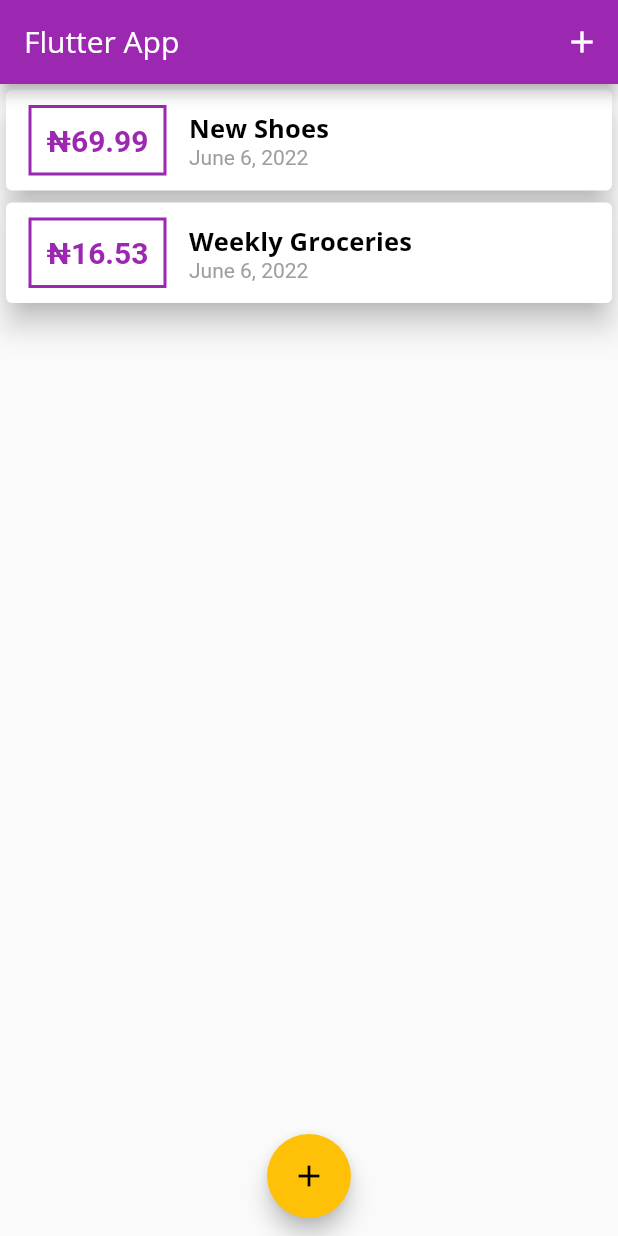
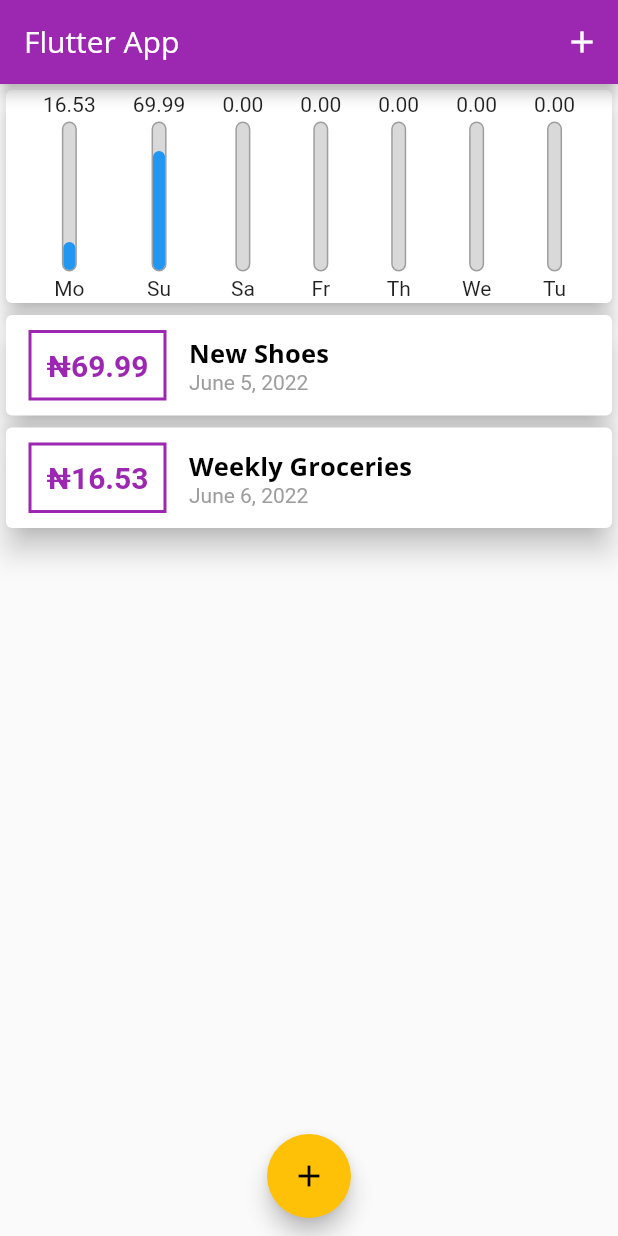
Before and after one commit to Cyph33r/myFinance, a Flutter app: the screen it shows after launch, on a phone screen of 412 x 824 dp. Run offline on Flutter 3.47's test engine with Material 2 defaults, Android fonts, the phone set to English and light mode, and no system bars; missing offline and left inert: dart:ffi.

Commit message:
created the spending chart according to the tutor's instructions

```diff
--- a/lib/main.dart
+++ b/lib/main.dart
@@ -31,7 +31,7 @@ class _MyAppState extends State<MyApp> {
               .subtitle2
               ?.copyWith(fontSize: 20, fontFamily: 'OpenSans'),
         ),
-        textTheme: ThemeData.dark().textTheme.copyWith(
+        textTheme: ThemeData.light().textTheme.copyWith(
               subtitle2: TextStyle(
                 fontWeight: FontWeight.bold,
                 fontSize: 17,
@@ -57,7 +57,7 @@ class _MyHomePageState extends State<MyHomePage> {
       id: 1,
       title: 'New Shoes',
       amount: 69.99,
-      date: DateTime.now(),
+      date: DateTime(2022, 6, 5),
     ),
     Transaction(
       id: 2,
@@ -67,6 +67,11 @@ class _MyHomePageState extends State<MyHomePage> {
     ),
   ];
 
+  List<Transaction> get recentTransactions => userTransactions
+      .where((transaction) =>
+          transaction.date.isAfter(DateTime.now().subtract(Duration(days: 7))))
+      .toList();
+
   void addNewTransaction(String txTitle, double txAmount) {
     Transaction newTx = Transaction(
       title: txTitle,
@@ -74,7 +79,7 @@ class _MyHomePageState extends State<MyHomePage> {
       date: DateTime.now(),
       id: DateTime.now().millisecondsSinceEpoch,
     );
-    userTransactions.add(newTx);
+    setState(() => userTransactions.add(newTx));
   }
 
   void startNewTransaction(BuildContext context) {
@@ -108,7 +113,7 @@ class _MyHomePageState extends State<MyHomePage> {
         child: Column(
           crossAxisAlignment: CrossAxisAlignment.stretch,
           children: <Widget>[
-            Chart(),
+            Chart(recentTransactions),
             TransactionList(userTransactions),
           ],
         ),
--- a/lib/widgets/chart.dart
+++ b/lib/widgets/chart.dart
@@ -1,10 +1,60 @@
 import 'package:flutter/material.dart';
+import 'package:intl/intl.dart';
+
+import '../models/transaction.dart';
+import 'chart_bar.dart';
 
 class Chart extends StatelessWidget {
-  const Chart({Key? key}) : super(key: key);
+  List<Transaction> recentTransaction;
+
+  Chart(this.recentTransaction, {Key? key}) : super(key: key);
+
+  List<Map<String, Object>> get groupedTransactions {
+    print(recentTransaction);
+    return List.generate(7, (index) {
+      final weekDay = DateTime.now().subtract(Duration(days: index));
+      var totalAmount = 0.0;
+      for (var transaction in recentTransaction) {
+        if (transaction.date.day == weekDay.day &&
+            transaction.date.month == weekDay.month &&
+            transaction.date.year == weekDay.year) {
+          totalAmount += transaction.amount;
+        }
+      }
+      print('amount $totalAmount');
+      return {
+        'day': DateFormat('E').format(weekDay).substring(0, 2),
+        'amount': totalAmount
+      };
+    });
+  }
+
+  double get totalSpending {
+    return groupedTransactions.fold(
+        0.0,
+        (previousValue, transaction) =>
+            previousValue + (transaction['amount'] as double));
+  }
 
   @override
   Widget build(BuildContext context) {
-    return Container();
+    return Container(
+      height: 150,
+      child: Card(
+        child: SizedBox(
+          height: 150,
+          child: Row(
+            mainAxisAlignment: MainAxisAlignment.spaceEvenly,
+            crossAxisAlignment: CrossAxisAlignment.end,
+              children: groupedTransactions
+                  .map((day) => ChartBar(
+                      day['day'] as String,
+                      day['amount'] as double,
+                      (day['amount'] as double) / totalSpending))
+                  .toList()),
+        ),
+        elevation: 6,
+      ),
+    );
   }
 }
--- /dev/null
+++ b/lib/widgets/chart_bar.dart
@@ -0,0 +1,46 @@
+import 'package:flutter/material.dart';
+
+class ChartBar extends StatelessWidget {
+  final String label;
+  final double spending;
+  final double pctOfTotalSpent;
+
+  ChartBar(this.label, this.spending, this.pctOfTotalSpent, {Key? key})
+      : super(key: key) {
+    print(pctOfTotalSpent);
+  }
+
+  @override
+  Widget build(BuildContext context) {
+    return Column(
+      mainAxisAlignment: MainAxisAlignment.spaceAround,
+      crossAxisAlignment: CrossAxisAlignment.center,
+      children: [
+        Text(spending.toStringAsFixed(2)),
+        Stack(
+          children: [
+            Container(
+              height: 100,
+              width: 10,
+              decoration: BoxDecoration(
+                  border: Border.all(color: Colors.grey, width: 1.0),
+                  color: const Color.fromARGB(255, 217, 217, 217),
+                  borderRadius: BorderRadius.circular(10)),
+              child: FractionallySizedBox(
+                heightFactor: pctOfTotalSpent,
+                alignment: Alignment.bottomCenter,
+                child: Container(
+                  decoration: BoxDecoration(
+                    color: Theme.of(context).primaryColor,
+                    borderRadius: BorderRadius.circular(10),
+                  ),
+                ),
+              ),
+            ),
+          ],
+        ),
+        Text(label)
+      ],
+    );
+  }
+}
```
